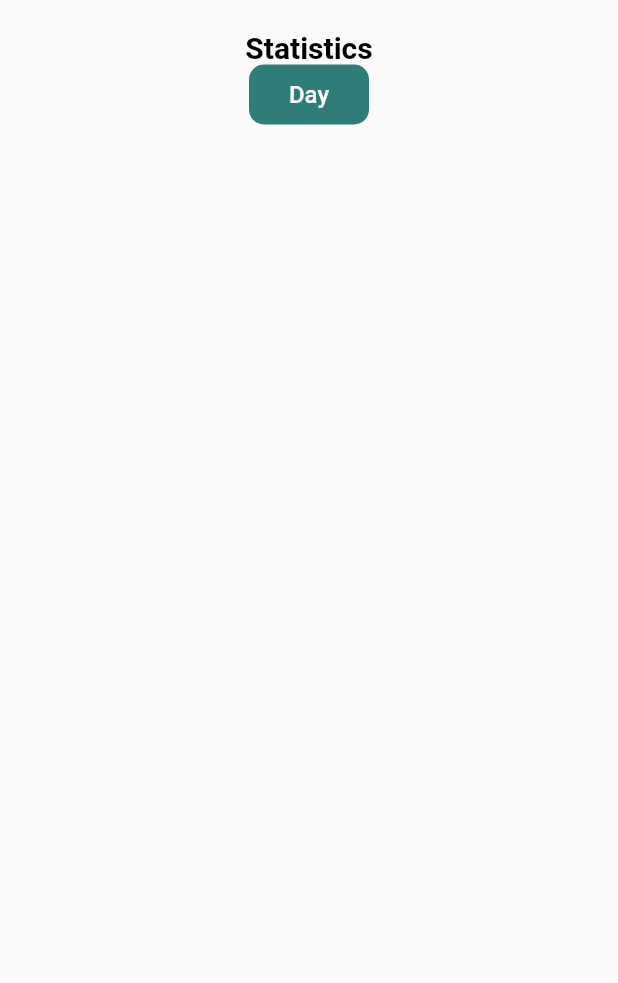
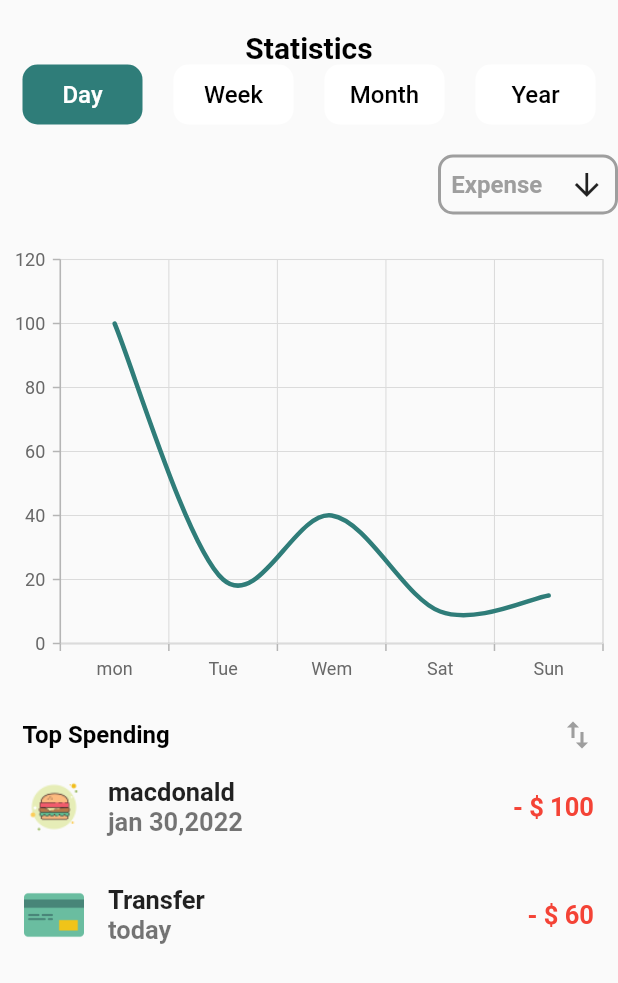
Before and after one commit to Vietkongno1/FinanceApp, a Flutter app: the Statistics screen opened directly, on a phone screen of 412 x 824 dp. Shown: the top 983 px of the screen. Run offline on Flutter 3.47's test engine with Material 2 defaults, Android fonts, the phone set to English and light mode, and no system bars; our stand-ins replace syncfusion_flutter_charts.

Commit message:
Finance App Demo

```diff
--- a/lib/main.dart
+++ b/lib/main.dart
@@ -1,4 +1,6 @@
 import 'package:financeapp/src/View/HomeScreen.dart';
+import 'package:financeapp/src/View/Statistics.dart';
+import 'package:financeapp/widget/bottomNavigation.dart';
 import 'package:flutter/material.dart';
 
 void main() {
@@ -13,7 +15,7 @@ class MyApp extends StatelessWidget {
   Widget build(BuildContext context) {
     return MaterialApp(
     debugShowCheckedModeBanner: false,
-      home: HomePage(),
+      home: Bottom(),
     );
   }
 }
--- a/lib/src/View/Statistics.dart
+++ b/lib/src/View/Statistics.dart
@@ -1,3 +1,5 @@
+import 'package:financeapp/src/data/top.dart';
+import 'package:financeapp/widget/chart.dart';
 import 'package:flutter/material.dart';
 
 class Statistics extends StatefulWidget {
@@ -8,45 +10,157 @@ class Statistics extends StatefulWidget {
 }
 
 class _StatisticsState extends State<Statistics> {
+  List day = ['Day', 'Week', 'Month', 'Year'];
+
+  int index_color = 0;
   @override
   Widget build(BuildContext context) {
-    return  Scaffold(
+    return Scaffold(
         body: SafeArea(
             child: CustomScrollView(
       slivers: [
         SliverToBoxAdapter(
           child: Column(
             children: [
-                      SizedBox(
+              const SizedBox(
                 height: 20,
               ),
-                      Text("Statistics",
+              const Text(
+                "Statistics",
                 style: TextStyle(
                     color: Colors.black,
                     fontSize: 20,
-                        fontWeight: FontWeight.w700
-                      ),),
-                      Container(
+                    fontWeight: FontWeight.w700),
+              ),
+              Padding(
+                padding: const EdgeInsets.symmetric(horizontal: 15),
+                child: Row(
+                  mainAxisAlignment: MainAxisAlignment.spaceBetween,
+                  children: [
+                    ...List.generate(4, (index) {
+                      return GestureDetector(
+                        onTap: () {
+                          setState(() {
+                            index_color = index;
+                          });
+                        },
+                        child: Container(
                           height: 40,
                           width: 80,
                           decoration: BoxDecoration(
                             borderRadius: BorderRadius.circular(10),
-                          color: Color.fromARGB(255, 47, 125, 121),
+                            color: index_color == index
+                                ? const Color.fromARGB(255, 47, 125, 121)
+                                : Colors.white,
                           ),
                           alignment: Alignment.center,
-                        child: const Text("Day",
+                          child: Text(
+                            day[index],
                             style: TextStyle(
-                          color: Colors.white,
+                                color: index_color == index
+                                    ? Colors.white
+                                    : Colors.black,
                                 fontWeight: FontWeight.w500,
-                          fontSize: 16
-                        ),),
+                                fontSize: 16),
+                          ),
+                        ),
+                      );
+                    })
+                  ],
+                ),
+              ),
+              const SizedBox(
+                height: 20,
+              ),
+              Row(
+                mainAxisAlignment: MainAxisAlignment.end,
+                children: [
+                  Container(
+                    width: 120,
+                    height: 40,
+                    child: const Row(
+                      mainAxisAlignment: MainAxisAlignment.spaceAround,
+                      children: [
+                        Text(
+                          "Expense ",
+                          style: TextStyle(
+                              color: Colors.grey,
+                              fontSize: 16,
+                              fontWeight: FontWeight.bold),
+                        ),
+                        Icon(
+                          Icons.arrow_downward_sharp,
                         )
                       ],
                     ),
+                    decoration: BoxDecoration(
+                        border: Border.all(
+                          color: Colors.grey,
+                          width: 2,
+                        ),
+                        borderRadius: BorderRadius.circular(10)),
                   )
                 ],
+              ),
+              const SizedBox(
+                height: 20,
+              ),
+              const Chart(),
+              const SizedBox(
+                height: 15,
+              ),
+              const Padding(
+                padding: EdgeInsets.symmetric(horizontal: 15),
+                child: Row(
+                  mainAxisAlignment: MainAxisAlignment.spaceBetween,
+                  children: [
+                    Text(
+                      "Top Spending",
+                      style: TextStyle(
+                          color: Colors.black,
+                          fontSize: 16,
+                          fontWeight: FontWeight.bold),
+                    ),
+                    Icon(
+                      Icons.swap_vert,
+                      color: Colors.grey,
                     )
-      )
+                  ],
+                ),
+              ),
+
+            ],
+          ),
+        ),
+        SliverList(
+            delegate: SliverChildBuilderDelegate(
+                  (context, index) {
+                return ListTile(
+                  leading: Image.asset(
+                    "images/${geter_top()[index].image}",
+                    height: 40,
+                  ),
+                  title: Text('${geter_top()[index].name!}',
+                  style: TextStyle(
+                    fontWeight: FontWeight.w700,
+                    fontSize: 17
+                  ),),
+                  subtitle: Text('${geter_top()[index].time!}',
+                    style: TextStyle(
+                        fontWeight: FontWeight.w700,
+                        fontSize: 17
+                    ),),
+                  trailing: Text('${geter_top()[index].fee!}',
+                    style: TextStyle(
+                        fontWeight: FontWeight.w700,
+                        color: Colors.red,
+                        fontSize: 17
+                    ),),
                 );
+              },
+              childCount: geter_top().length,
+            ))
+      ],
+    )));
   }
 }
--- /dev/null
+++ b/lib/src/data/top.dart
@@ -0,0 +1,18 @@
+import 'package:financeapp/src/data/Model.dart';
+
+List<money> geter_top() {
+  money snap_food = money();
+  snap_food.time = 'jan 30,2022';
+  snap_food.image = 'food.png';
+  snap_food.buy = true;
+  snap_food.fee = '- \$ 100';
+  snap_food.name = 'macdonald';
+  money snap = money();
+  snap.image = 'Transfer.png';
+  snap.time = 'today';
+  snap.buy = true;
+  snap.name = 'Transfer';
+  snap.fee = '- \$ 60';
+
+  return [snap_food, snap];
+}
--- /dev/null
+++ b/lib/widget/chart.dart
@@ -0,0 +1,43 @@
+import 'package:flutter/material.dart';
+import 'package:syncfusion_flutter_charts/charts.dart';
+
+class Chart extends StatefulWidget {
+  const Chart({super.key});
+
+  @override
+  State<Chart> createState() => _ChartState();
+}
+
+class _ChartState extends State<Chart> {
+  @override
+  Widget build(BuildContext context) {
+    return Container(
+      width: double.infinity,
+      height: 300,
+      child: SfCartesianChart(
+        primaryXAxis: CategoryAxis(),
+        series: <SplineSeries<SalesData, String>>[
+          SplineSeries<SalesData, String>(
+            color: Color.fromARGB(255, 47, 125, 121),
+              width: 3,
+              dataSource: <SalesData>[
+                SalesData(100, "mon"),
+                SalesData(20, "Tue"),
+                SalesData(40, "Wem"),
+                SalesData(10, "Sat"),
+                SalesData(15, "Sun"),
+              ],
+              xValueMapper: (SalesData sales,_) => sales.year,
+              yValueMapper:(SalesData sales,_) => sales.Sales)
+        ],
+      ),
+    );
+  }
+}
+
+class SalesData {
+  final String? year;
+  final int? Sales;
+
+  SalesData(this.Sales,this.year, );
+}
--- a/pubspec.yaml
+++ b/pubspec.yaml
@@ -35,6 +35,7 @@ dependencies:
   # The following adds the Cupertino Icons font to your application.
   # Use with the CupertinoIcons class for iOS style icons.
   cupertino_icons: ^1.0.2
+  syncfusion_flutter_charts: ^23.1.36
 
 dev_dependencies:
   flutter_test:
```
Also changed, not shown: lib/src/View/Add_screen.dart (added, +163 -0 lines), lib/widget/bottomNavigation.dart (added, +93 -0 lines), pubspec.lock. Lines whose indentation alone changed are shown as unchanged.
